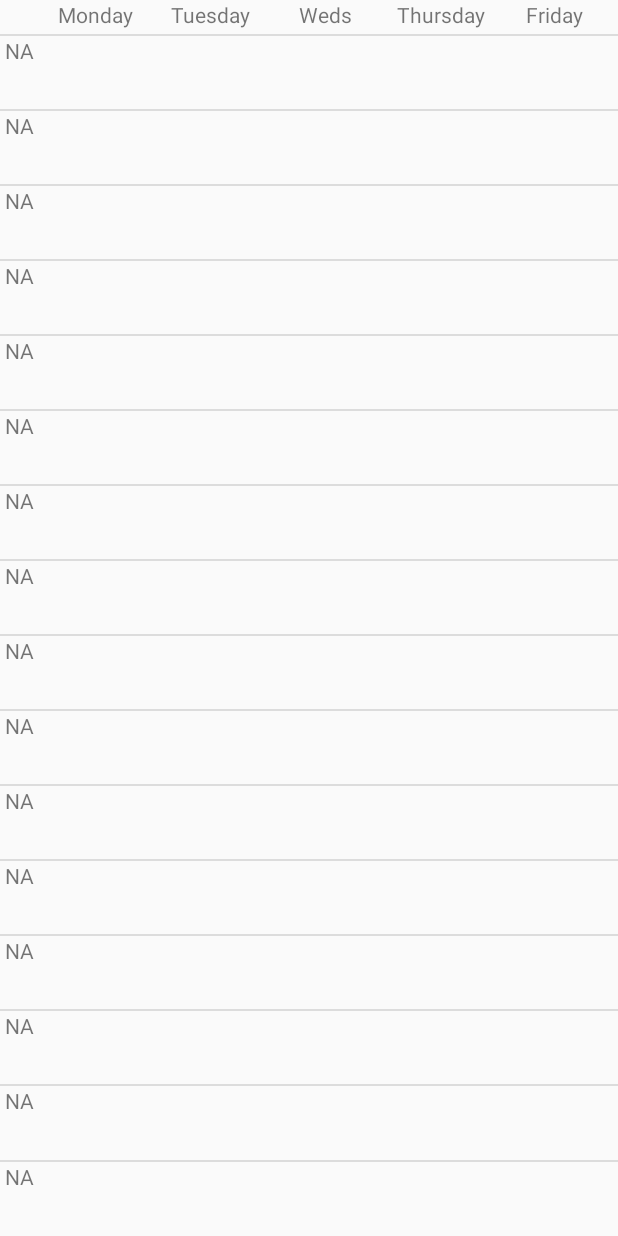
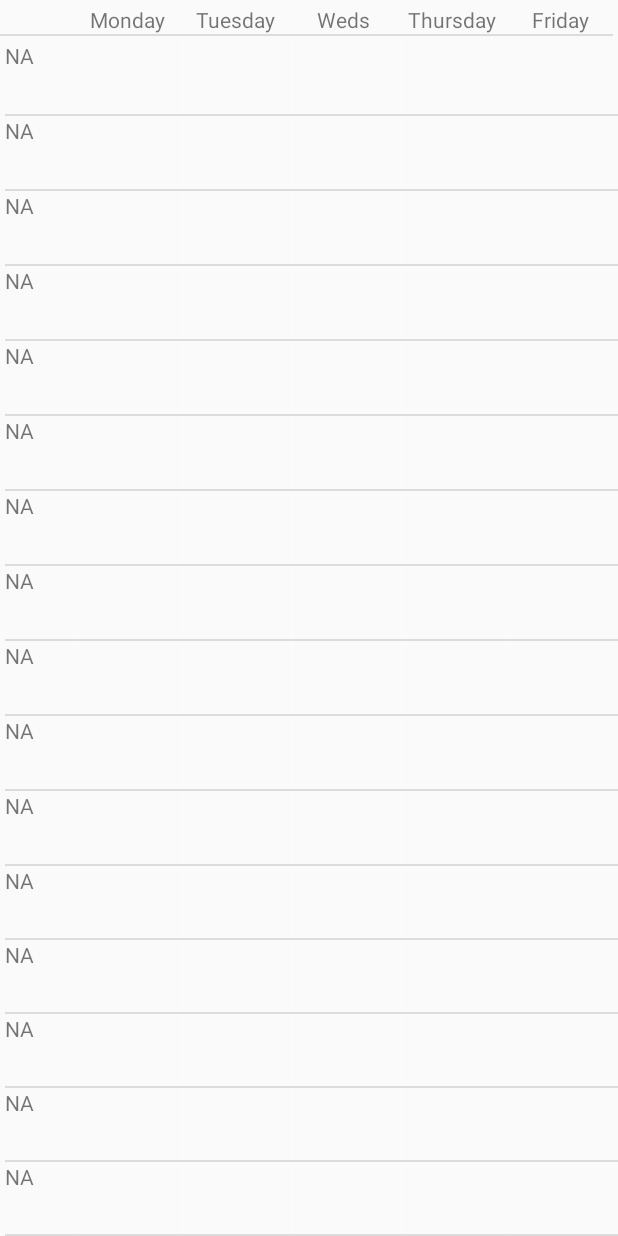
Before and after one commit to zdandoh/polyview, an Android app: the layout activity_calendar.xml on its own in the app's theme, with its tools: preview values and no code run, on a phone screen of 412 x 824 dp. Run offline under Robolectric (Android 15) with nearby library versions, the light colour scheme and no system bars.

Commit message:
Finished calendar with nice line formatting

```diff
--- a/app/build.gradle
+++ b/app/build.gradle
@@ -8,7 +8,7 @@ android {
     compileSdkVersion 28
     defaultConfig {
         applicationId "zandoh.com.polyview"
-        minSdkVersion 16
+        minSdkVersion 17
         targetSdkVersion 28
         versionCode 1
         versionName "1.0"
--- a/app/src/main/java/zandoh/com/polyview/LoginActivity.kt
+++ b/app/src/main/java/zandoh/com/polyview/LoginActivity.kt
@@ -17,8 +17,6 @@ import android.os.Handler
 import android.transition.Visibility
 import android.util.Log
 import android.support.v4.os.HandlerCompat.postDelayed
-
-
 
 
 class LoginActivity: Fragment() {
@@ -46,7 +44,7 @@ class LoginActivity: Fragment() {
             editor?.putString("password", password_text)
             editor?.apply()
 
-            val provider = PolyDataProvider(it.context, this)
+            val provider = (activity as MainActivity).getDataProvider()
             provider.collectData(email_text, password_text, {
                 fragmentManager?.beginTransaction()
                         ?.replace(R.id.fragment, ClassesActivity())
--- a/app/src/main/java/zandoh/com/polyview/PolylearnModel.kt
+++ b/app/src/main/java/zandoh/com/polyview/PolylearnModel.kt
@@ -7,6 +7,7 @@ import com.google.gson.Gson
 
 class PolylearnModel: ViewModel() {
     var classes: JSONClasses? = null
+    var plDisplayClass = -1
 
     fun writeClasses(newClasses: JSONClasses, prefs: SharedPreferences.Editor) {
         this.classes = newClasses
--- /dev/null
+++ b/app/src/main/res/drawable/line_horizontal.xml
@@ -0,0 +1,11 @@
+<?xml version="1.0" encoding="utf-8"?>
+<shape xmlns:android="http://schemas.android.com/apk/res/android"
+    android:shape="rectangle">
+
+    <size
+        android:height="1dp"
+        android:width="200dp"/>
+
+    <solid android:color="@color/dividerColor" />
+
+</shape>
--- /dev/null
+++ b/app/src/main/res/drawable/line_vertical.xml
@@ -0,0 +1,11 @@
+<?xml version="1.0" encoding="utf-8"?>
+<shape xmlns:android="http://schemas.android.com/apk/res/android"
+    android:shape="rectangle">
+
+    <size
+        android:height="100dp"
+        android:width="1dp" />
+
+    <solid android:color="@color/calendarBackground" />
+
+</shape>
--- a/app/src/main/res/layout/activity_calendar.xml
+++ b/app/src/main/res/layout/activity_calendar.xml
@@ -21,17 +21,21 @@
             android:layout_marginRight="3dp"
             android:layout_marginBottom="3dp">
 
-            <Space
+            <TextView
                 android:layout_width="wrap_content"
-                android:layout_height="wrap_content" />
+                android:layout_height="wrap_content"
+                android:drawableBottom="@drawable/line_horizontal"
+                android:maxWidth="45dp" />
 
             <TextView
                 android:id="@+id/textView2"
                 android:layout_width="50sp"
                 android:layout_height="wrap_content"
                 android:layout_weight="0.2"
+                android:drawableBottom="@drawable/line_horizontal"
                 android:gravity="center"
                 android:maxLines="4"
+                android:paddingTop="3dp"
                 android:singleLine="false"
                 android:text="Monday" />
 
@@ -43,6 +47,7 @@
                 android:gravity="center"
                 android:maxLines="4"
                 android:singleLine="false"
+                android:drawableBottom="@drawable/line_horizontal"
                 android:text="Tuesday" />
 
             <TextView
@@ -53,6 +58,7 @@
                 android:gravity="center"
                 android:maxLines="4"
                 android:singleLine="false"
+                android:drawableBottom="@drawable/line_horizontal"
                 android:text="Weds" />
 
             <TextView
@@ -63,6 +69,7 @@
                 android:gravity="center"
                 android:maxLines="4"
                 android:singleLine="false"
+                android:drawableBottom="@drawable/line_horizontal"
                 android:text="Thursday" />
 
             <TextView
@@ -73,14 +80,9 @@
                 android:gravity="center"
                 android:maxLines="4"
                 android:singleLine="false"
+                android:drawableBottom="@drawable/line_horizontal"
                 android:text="Friday" />
         </TableRow>
-
-        <View
-            android:id="@+id/divider"
-            android:layout_width="match_parent"
-            android:layout_height="1dp"
-            android:background="?android:attr/listDivider" />
 
         <include
             layout="@layout/calendar_row"
@@ -89,24 +91,12 @@
             android:layout_height="match_parent"
             android:layout_weight="15"/>
 
-        <View
-            android:id="@+id/divider2"
-            android:layout_width="match_parent"
-            android:layout_height="1dp"
-            android:background="?android:attr/listDivider" />
-
         <include
             layout="@layout/calendar_row"
             android:id="@+id/row2"
             android:layout_width="match_parent"
             android:layout_height="match_parent"
             android:layout_weight="15"/>
-
-        <View
-            android:id="@+id/divider3"
-            android:layout_width="match_parent"
-            android:layout_height="1dp"
-            android:background="?android:attr/listDivider" />
 
         <include
             layout="@layout/calendar_row"
@@ -115,24 +105,12 @@
             android:layout_height="match_parent"
             android:layout_weight="15"/>
 
-        <View
-            android:id="@+id/divider4"
-            android:layout_width="match_parent"
-            android:layout_height="1dp"
-            android:background="?android:attr/listDivider" />
-
         <include
             layout="@layout/calendar_row"
             android:id="@+id/row4"
             android:layout_width="match_parent"
             android:layout_height="match_parent"
             android:layout_weight="15"/>
-
-        <View
-            android:id="@+id/divider5"
-            android:layout_width="match_parent"
-            android:layout_height="1dp"
-            android:background="?android:attr/listDivider" />
 
         <include
             layout="@layout/calendar_row"
@@ -141,37 +119,18 @@
             android:layout_height="match_parent"
             android:layout_weight="15"/>
 
-        <View
-            android:id="@+id/divider6"
-            android:layout_width="match_parent"
-            android:layout_height="1dp"
-            android:background="?android:attr/listDivider" />
-
         <include
             layout="@layout/calendar_row"
             android:id="@+id/row6"
             android:layout_width="match_parent"
             android:layout_height="match_parent"
             android:layout_weight="15"/>
-
-        <View
-            android:id="@+id/divider7"
-            android:layout_width="match_parent"
-            android:layout_height="1dp"
-            android:background="?android:attr/listDivider" />
-
         <include
             layout="@layout/calendar_row"
             android:id="@+id/row7"
             android:layout_width="match_parent"
             android:layout_height="match_parent"
             android:layout_weight="15"/>
-
-        <View
-            android:id="@+id/divider8"
-            android:layout_width="match_parent"
-            android:layout_height="1dp"
-            android:background="?android:attr/listDivider" />
 
         <include
             layout="@layout/calendar_row"
@@ -180,24 +139,12 @@
             android:layout_height="match_parent"
             android:layout_weight="15"/>
 
-        <View
-            android:id="@+id/divider9"
-            android:layout_width="match_parent"
-            android:layout_height="1dp"
-            android:background="?android:attr/listDivider" />
-
         <include
             layout="@layout/calendar_row"
             android:id="@+id/row9"
             android:layout_width="match_parent"
             android:layout_height="match_parent"
             android:layout_weight="15"/>
-
-        <View
-            android:id="@+id/divider10"
-            android:layout_width="match_parent"
-            android:layout_height="1dp"
-            android:background="?android:attr/listDivider" />
 
         <include
             layout="@layout/calendar_row"
@@ -206,24 +153,12 @@
             android:layout_height="match_parent"
             android:layout_weight="15"/>
 
-        <View
-            android:id="@+id/divider11"
-            android:layout_width="match_parent"
-            android:layout_height="1dp"
-            android:background="?android:attr/listDivider" />
-
         <include
             layout="@layout/calendar_row"
             android:id="@+id/row11"
             android:layout_width="match_parent"
             android:layout_height="match_parent"
             android:layout_weight="15"/>
-
-        <View
-            android:id="@+id/divider12"
-            android:layout_width="match_parent"
-            android:layout_height="1dp"
-            android:background="?android:attr/listDivider" />
 
         <include
             layout="@layout/calendar_row"
@@ -232,24 +167,12 @@
             android:layout_height="match_parent"
             android:layout_weight="15"/>
 
-        <View
-            android:id="@+id/divider13"
-            android:layout_width="match_parent"
-            android:layout_height="1dp"
-            android:background="?android:attr/listDivider" />
-
         <include
             layout="@layout/calendar_row"
             android:id="@+id/row13"
             android:layout_width="match_parent"
             android:layout_height="match_parent"
             android:layout_weight="15"/>
-
-        <View
-            android:id="@+id/divider14"
-            android:layout_width="match_parent"
-            android:layout_height="1dp"
-            android:background="?android:attr/listDivider" />
 
         <include
             layout="@layout/calendar_row"
@@ -258,24 +181,12 @@
             android:layout_height="match_parent"
             android:layout_weight="15"/>
 
-        <View
-            android:id="@+id/divider15"
-            android:layout_width="match_parent"
-            android:layout_height="1dp"
-            android:background="?android:attr/listDivider" />
-
         <include
             layout="@layout/calendar_row"
             android:id="@+id/row15"
             android:layout_width="match_parent"
             android:layout_height="match_parent"
             android:layout_weight="15"/>
-
-        <View
-            android:id="@+id/divider16"
-            android:layout_width="match_parent"
-            android:layout_height="1dp"
-            android:background="?android:attr/listDivider" />
 
         <include
             layout="@layout/calendar_row"
--- a/app/src/main/res/layout/calendar_cell.xml
+++ b/app/src/main/res/layout/calendar_cell.xml
@@ -9,26 +9,25 @@
         android:id="@+id/upper"
         android:layout_width="match_parent"
         android:layout_height="wrap_content"
-        android:layout_marginLeft="1dp"
-        android:paddingLeft="2dp"
         android:includeFontPadding="false"
         android:lineSpacingExtra="0dp"
         android:layout_weight="0.5"
         android:maxLines="4"
         android:singleLine="false"
+        android:drawableLeft="@drawable/line_vertical"
         android:textColor="@android:color/white"/>
 
     <TextView
         android:id="@+id/lower"
         android:layout_width="match_parent"
         android:layout_height="wrap_content"
-        android:layout_marginLeft="1dp"
-        android:paddingLeft="2dp"
         android:includeFontPadding="false"
         android:lineSpacingExtra="0dp"
         android:layout_weight="0.5"
         android:maxLines="4"
         android:singleLine="false"
+        android:drawableBottom="@drawable/line_horizontal"
+        android:drawableLeft="@drawable/line_vertical"
         android:textColor="@android:color/white"/>
 
 </LinearLayout>
--- a/app/src/main/res/layout/calendar_row.xml
+++ b/app/src/main/res/layout/calendar_row.xml
@@ -7,19 +7,20 @@
     <TextView
         android:id="@+id/time_tag"
         android:layout_width="wrap_content"
-        android:layout_height="wrap_content"
+        android:layout_height="match_parent"
         android:layout_marginLeft="3dp"
-        android:layout_marginRight="2dp"
         android:maxLines="4"
         android:singleLine="false"
+        android:drawableBottom="@drawable/line_horizontal"
+        android:maxWidth="45dp"
         android:text="NA" />
 
     <include
+        android:id="@+id/cell-1"
         layout="@layout/calendar_cell"
-        android:id="@+id/cell-1"
         android:layout_width="wrap_content"
         android:layout_height="match_parent"
-        android:layout_weight="0.2"/>
+        android:layout_weight="0.2" />
 
     <include
         layout="@layout/calendar_cell"
--- a/app/src/main/res/layout/class_list_item.xml
+++ b/app/src/main/res/layout/class_list_item.xml
@@ -22,12 +22,13 @@
 
     <TextView
         android:id="@+id/class_full_name"
-        android:layout_width="wrap_content"
+        android:layout_width="0dp"
         android:layout_height="wrap_content"
         android:layout_marginStart="8dp"
-        android:layout_marginLeft="8dp"
+        android:layout_marginEnd="8dp"
         android:layout_weight="1"
         android:text="TextView"
+        app:layout_constraintEnd_toEndOf="parent"
         app:layout_constraintStart_toStartOf="parent"
         app:layout_constraintTop_toBottomOf="@+id/class_name" />
 
--- a/app/src/main/res/layout/nav_header_main.xml
+++ b/app/src/main/res/layout/nav_header_main.xml
@@ -21,6 +21,7 @@
         app:srcCompat="@mipmap/ic_launcher_round" />
 
     <TextView
+        android:id="@+id/display_name"
         android:layout_width="match_parent"
         android:layout_height="wrap_content"
         android:paddingTop="@dimen/nav_header_vertical_spacing"
@@ -28,7 +29,7 @@
         android:textAppearance="@style/TextAppearance.AppCompat.Body1" />
 
     <TextView
-        android:id="@+id/textView"
+        android:id="@+id/display_email"
         android:layout_width="wrap_content"
         android:layout_height="wrap_content"
         android:text="@string/nav_header_subtitle" />
--- a/app/src/main/res/values/colors.xml
+++ b/app/src/main/res/values/colors.xml
@@ -3,4 +3,7 @@
     <color name="colorPrimary">#008577</color>
     <color name="colorPrimaryDark">#00574B</color>
     <color name="colorAccent">#D81B60</color>
+    <color name="calendarColor">#75b975</color>
+    <color name="calendarBackground">#FFFBFBFB</color>
+    <color name="dividerColor">#FFDCDCDC</color>
 </resources>
```
Also changed, not shown: app/src/main/java/zandoh/com/polyview/CalendarActivity.kt (+44 -17 lines), app/src/main/java/zandoh/com/polyview/MainActivity.kt (+18 -17 lines), app/src/main/java/zandoh/com/polyview/PolyDataProvider.kt (+10 -7 lines), app/src/main/java/zandoh/com/polyview/PolylearnParser.kt (+6 -2 lines), 1 other file.
